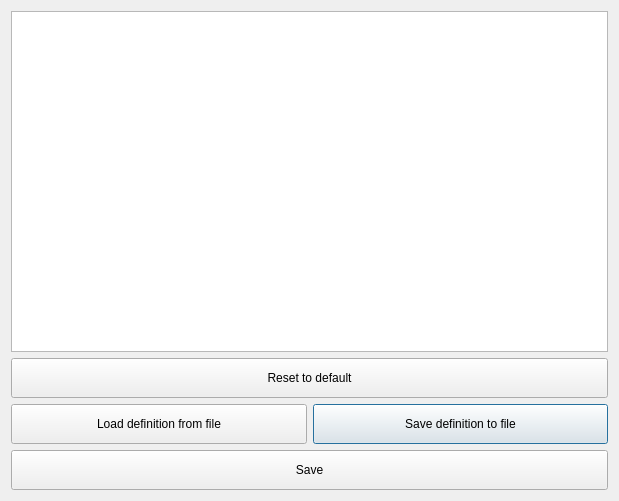
LocateIT/trends.earth, file MISLAND/gui/DlgCalculateLCSetAggregation.ui: the form before one commit.
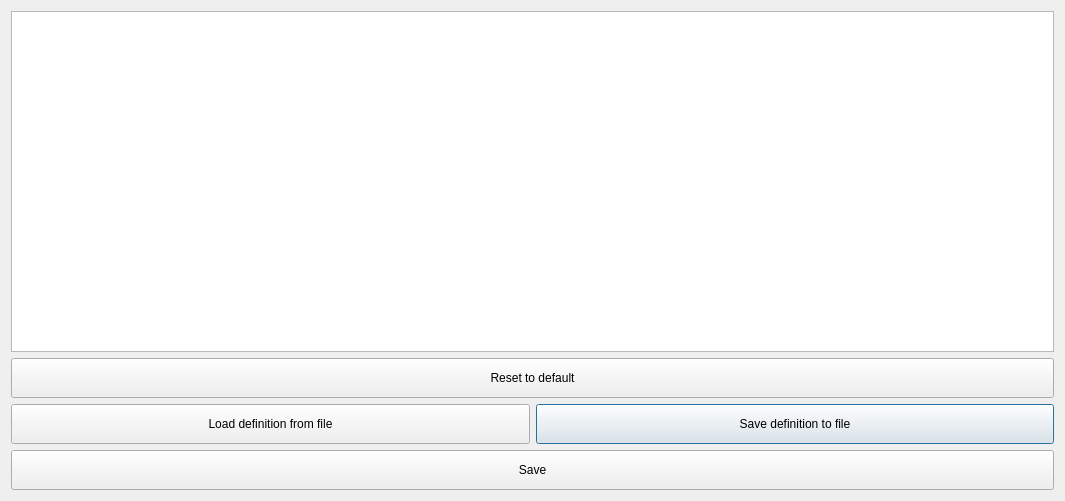
The form after the commit.

Commit message: sqi aggregate widget setup

What changed in the file:
```diff
--- a/MISLAND/gui/DlgCalculateLCSetAggregation.ui
+++ b/MISLAND/gui/DlgCalculateLCSetAggregation.ui
@@ -9,7 +9,7 @@
    <rect>
     <x>0</x>
     <y>0</y>
-    <width>619</width>
+    <width>1065</width>
     <height>501</height>
    </rect>
   </property>
```
The commit also changes 7 other files.
